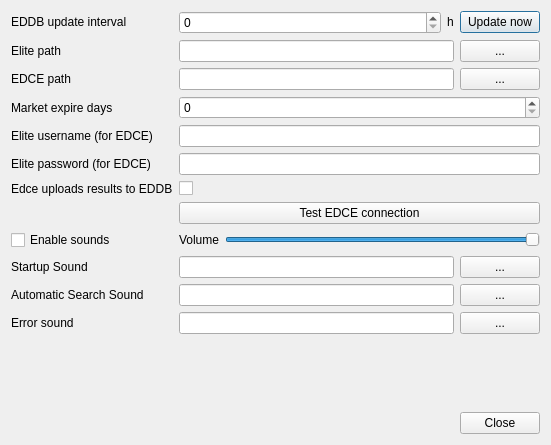
Before: the Qt Designer form src/ui/Options.ui in BeTeK/EliteMerchant, drawn with Qt 5.
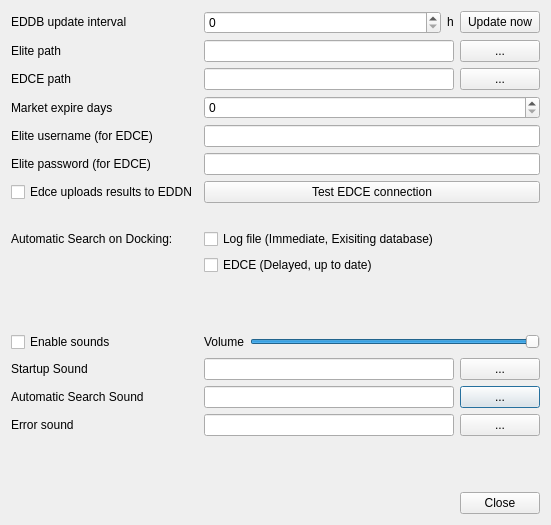
After: the same form once the commit is applied.

Commit message: EDCE status indicator options for Log and EDCE auto update fixed commodity search landingpad & sort

```diff
--- a/src/ui/Options.ui
+++ b/src/ui/Options.ui
@@ -7,13 +7,135 @@
     <x>0</x>
     <y>0</y>
     <width>551</width>
-    <height>445</height>
+    <height>525</height>
    </rect>
   </property>
   <property name="windowTitle">
    <string>Options</string>
   </property>
   <layout class="QGridLayout" name="gridLayout_2">
+   <item row="13" column="1">
+    <widget class="QCheckBox" name="searchAutoEDCEChk">
+     <property name="toolTip">
+      <string>May take a few minutes
+Recommended to use log search and search again if unfavorable</string>
+     </property>
+     <property name="text">
+      <string>EDCE (Delayed, up to date)</string>
+     </property>
+    </widget>
+   </item>
+   <item row="12" column="1">
+    <widget class="QCheckBox" name="searchAutoLogChk">
+     <property name="text">
+      <string>Log file (Immediate, Exisiting database)</string>
+     </property>
+    </widget>
+   </item>
+   <item row="12" column="0">
+    <widget class="QLabel" name="label_11">
+     <property name="toolTip">
+      <string>with 'exports from current'</string>
+     </property>
+     <property name="text">
+      <string>Automatic Search on Docking:</string>
+     </property>
+    </widget>
+   </item>
+   <item row="4" column="1">
+    <widget class="QSpinBox" name="MarketValidVal"/>
+   </item>
+   <item row="20" column="1">
+    <spacer name="verticalSpacer">
+     <property name="orientation">
+      <enum>Qt::Vertical</enum>
+     </property>
+     <property name="sizeHint" stdset="0">
+      <size>
+       <width>20</width>
+       <height>40</height>
+      </size>
+     </property>
+    </spacer>
+   </item>
+   <item row="17" column="1">
+    <layout class="QHBoxLayout" name="horizontalLayout_8">
+     <property name="bottomMargin">
+      <number>0</number>
+     </property>
+     <item>
+      <widget class="QLineEdit" name="soundSearchTxt"/>
+     </item>
+     <item>
+      <widget class="QPushButton" name="soundSearchBtn">
+       <property name="text">
+        <string>...</string>
+       </property>
+      </widget>
+     </item>
+    </layout>
+   </item>
+   <item row="18" column="0">
+    <widget class="QLabel" name="label_10">
+     <property name="text">
+      <string>Error sound</string>
+     </property>
+    </widget>
+   </item>
+   <item row="18" column="1">
+    <layout class="QHBoxLayout" name="horizontalLayout_9">
+     <property name="bottomMargin">
+      <number>0</number>
+     </property>
+     <item>
+      <widget class="QLineEdit" name="soundErrorTxt"/>
+     </item>
+     <item>
+      <widget class="QPushButton" name="soundErrorBtn">
+       <property name="text">
+        <string>...</string>
+       </property>
+      </widget>
+     </item>
+    </layout>
+   </item>
+   <item row="16" column="1">
+    <layout class="QHBoxLayout" name="horizontalLayout_6">
+     <property name="bottomMargin">
+      <number>0</number>
+     </property>
+     <item>
+      <widget class="QLineEdit" name="soundStartupTxt"/>
+     </item>
+     <item>
+      <widget class="QPushButton" name="soundStartupBtn">
+       <property name="text">
+        <string>...</string>
+       </property>
+      </widget>
+     </item>
+    </layout>
+   </item>
+   <item row="2" column="1">
+    <layout class="QHBoxLayout" name="horizontalLayout_4">
+     <item>
+      <widget class="QLineEdit" name="EDCEPathTxt"/>
+     </item>
+     <item>
+      <widget class="QPushButton" name="EDCEPathBtn">
+       <property name="sizePolicy">
+        <sizepolicy hsizetype="Fixed" vsizetype="Fixed">
+         <horstretch>0</horstretch>
+         <verstretch>0</verstretch>
+        </sizepolicy>
+       </property>
+       <property name="text">
+        <string>...</string>
+       </property>
+      </widget>
+     </item>
+    </layout>
+   </item>
    <item row="0" column="1">
     <layout class="QGridLayout" name="gridLayout">
      <item row="1" column="0">
@@ -54,101 +176,7 @@
      </item>
     </layout>
    </item>
-   <item row="2" column="1">
-    <layout class="QHBoxLayout" name="horizontalLayout_4">
-     <item>
-      <widget class="QLineEdit" name="EDCEPathTxt"/>
-     </item>
-     <item>
-      <widget class="QPushButton" name="EDCEPathBtn">
-       <property name="sizePolicy">
-        <sizepolicy hsizetype="Fixed" vsizetype="Fixed">
-         <horstretch>0</horstretch>
-         <verstretch>0</verstretch>
-        </sizepolicy>
-       </property>
-       <property name="text">
-        <string>...</string>
-       </property>
-      </widget>
-     </item>
-    </layout>
-   </item>
-   <item row="11" column="1">
-    <layout class="QHBoxLayout" name="horizontalLayout_6">
-     <property name="bottomMargin">
-      <number>0</number>
-     </property>
-     <item>
-      <widget class="QLineEdit" name="soundStartupTxt"/>
-     </item>
-     <item>
-      <widget class="QPushButton" name="soundStartupBtn">
-       <property name="text">
-        <string>...</string>
-       </property>
-      </widget>
-     </item>
-    </layout>
-   </item>
-   <item row="13" column="1">
-    <layout class="QHBoxLayout" name="horizontalLayout_9">
-     <property name="bottomMargin">
-      <number>0</number>
-     </property>
-     <item>
-      <widget class="QLineEdit" name="soundErrorTxt"/>
-     </item>
-     <item>
-      <widget class="QPushButton" name="soundErrorBtn">
-       <property name="text">
-        <string>...</string>
-       </property>
-      </widget>
-     </item>
-    </layout>
-   </item>
-   <item row="13" column="0">
-    <widget class="QLabel" name="label_10">
-     <property name="text">
-      <string>Error sound</string>
-     </property>
-    </widget>
-   </item>
-   <item row="12" column="1">
-    <layout class="QHBoxLayout" name="horizontalLayout_8">
-     <property name="bottomMargin">
-      <number>0</number>
-     </property>
-     <item>
-      <widget class="QLineEdit" name="soundSearchTxt"/>
-     </item>
-     <item>
-      <widget class="QPushButton" name="soundSearchBtn">
-       <property name="text">
-        <string>...</string>
-       </property>
-      </widget>
-     </item>
-    </layout>
-   </item>
    <item row="15" column="1">
-    <spacer name="verticalSpacer">
-     <property name="orientation">
-      <enum>Qt::Vertical</enum>
-     </property>
-     <property name="sizeHint" stdset="0">
-      <size>
-       <width>20</width>
-       <height>40</height>
-      </size>
-     </property>
-    </spacer>
-   </item>
-   <item row="4" column="1">
-    <widget class="QSpinBox" name="MarketValidVal"/>
-   </item>
-   <item row="10" column="1">
     <layout class="QHBoxLayout" name="horizontalLayout_7">
      <item>
       <widget class="QLabel" name="label_9">
@@ -172,21 +200,21 @@
      </item>
     </layout>
    </item>
-   <item row="10" column="0">
+   <item row="15" column="0">
     <widget class="QCheckBox" name="soundEnabledChk">
      <property name="text">
       <string>Enable sounds</string>
      </property>
     </widget>
    </item>
-   <item row="12" column="0">
+   <item row="17" column="0">
     <widget class="QLabel" name="label_8">
      <property name="text">
       <string>Automatic Search Sound</string>
      </property>
     </widget>
    </item>
-   <item row="11" column="0">
+   <item row="16" column="0">
     <widget class="QLabel" name="label_7">
      <property name="text">
       <string>Startup Sound</string>
@@ -200,7 +228,7 @@
      </property>
     </widget>
    </item>
-   <item row="9" column="1">
+   <item row="10" column="1">
     <layout class="QHBoxLayout" name="horizontalLayout_5">
      <item>
       <widget class="QPushButton" name="testEdceBtn">
@@ -211,7 +239,7 @@
      </item>
     </layout>
    </item>
-   <item row="14" column="1">
+   <item row="11" column="1">
     <widget class="QLabel" name="edceConnectionStatusTxt">
      <property name="text">
       <string/>
@@ -269,7 +297,7 @@
      </property>
     </widget>
    </item>
-   <item row="16" column="1">
+   <item row="21" column="1">
     <layout class="QHBoxLayout" name="horizontalLayout_5">
      <item>
       <spacer name="horizontalSpacer">
@@ -320,20 +348,26 @@
      </item>
     </layout>
    </item>
-   <item row="7" column="0">
-    <widget class="QLabel" name="label_11">
-     <property name="text">
-      <string>Edce uploads results to EDDB</string>
-     </property>
-    </widget>
-   </item>
-   <item row="7" column="1">
+   <item row="10" column="0">
     <widget class="QCheckBox" name="edceUploadsResultsCheck">
      <property name="text">
-      <string/>
+      <string>Edce uploads results to EDDN</string>
      </property>
     </widget>
    </item>
+   <item row="14" column="1">
+    <spacer name="verticalSpacer_2">
+     <property name="orientation">
+      <enum>Qt::Vertical</enum>
+     </property>
+     <property name="sizeHint" stdset="0">
+      <size>
+       <width>20</width>
+       <height>40</height>
+      </size>
+     </property>
+    </spacer>
+   </item>
   </layout>
  </widget>
  <tabstops>
```
Left out of the diff: 2 changed lines with no effect on the pictures. The commit also changes 7 other files.
